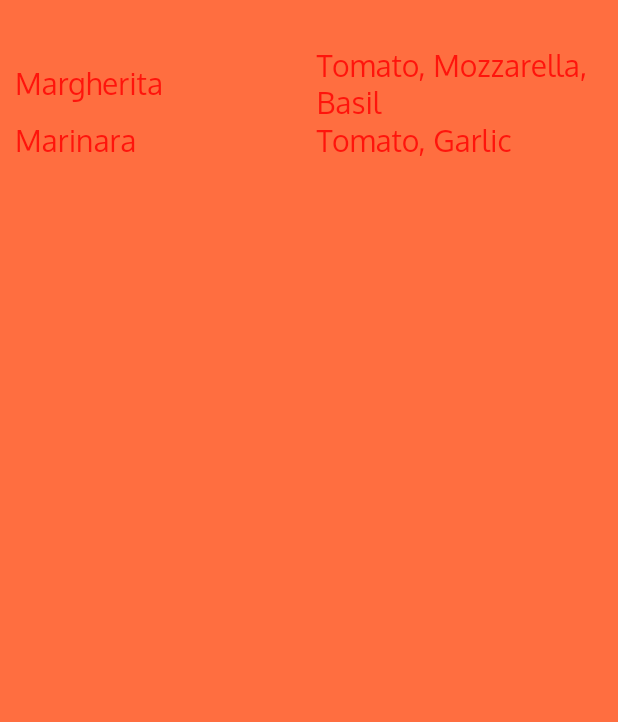
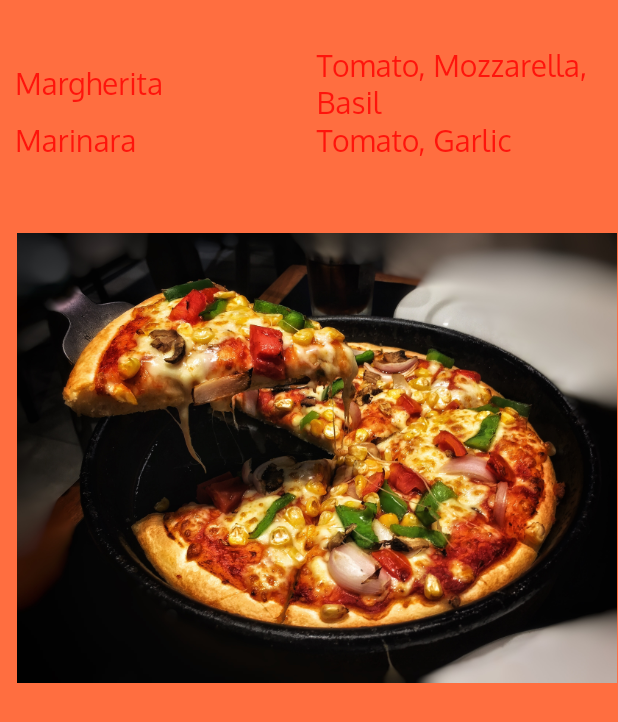
Before and after one commit to Andhrah/pizza, a Flutter app: the screen it shows after launch, on a phone screen of 412 x 824 dp. Shown: the top 722 px of the screen. Run offline on Flutter 3.47's test engine with Material 2 defaults, Android fonts, the phone set to English and light mode, and no system bars.

Commit message:
add image to homepage

```diff
--- a/lib/screens/home.dart
+++ b/lib/screens/home.dart
@@ -65,7 +65,8 @@ class Home extends StatelessWidget {
             )
           )
         )
-        ],)
+        ],),
+        PizzaImageWidget(),
         ],
         )
       )
@@ -73,3 +74,13 @@ class Home extends StatelessWidget {
   }
 
 }
+
+class PizzaImageWidget extends StatelessWidget{
+  @override
+  Widget build(BuildContext context) {
+    AssetImage pizzaAsset = AssetImage('images/pizza1.jpg');
+    Image image = Image(image: pizzaAsset, width: 400.0, height: 400.0);
+    return Container(child: image);
+  }
+
+}
--- a/pubspec.yaml
+++ b/pubspec.yaml
@@ -41,8 +41,8 @@ flutter:
   uses-material-design: true
 
   # To add assets to your application, add an assets section, like this:
-  # assets:
-  #  - images/a_dot_burr.jpeg
+  assets:
+   - images/pizza1.jpg
   #  - images/a_dot_ham.jpeg
 
   # An image asset can refer to one or more resolution-specific "variants", see
```
Also changed, not shown: images/pizza1.jpg (added).
